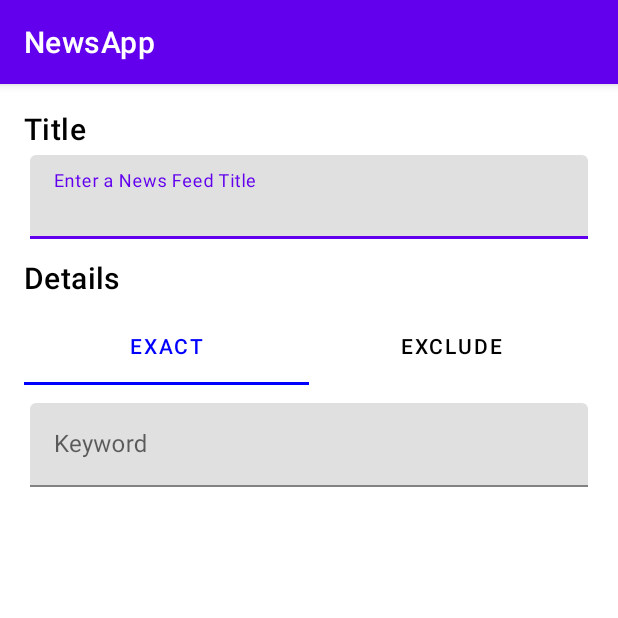
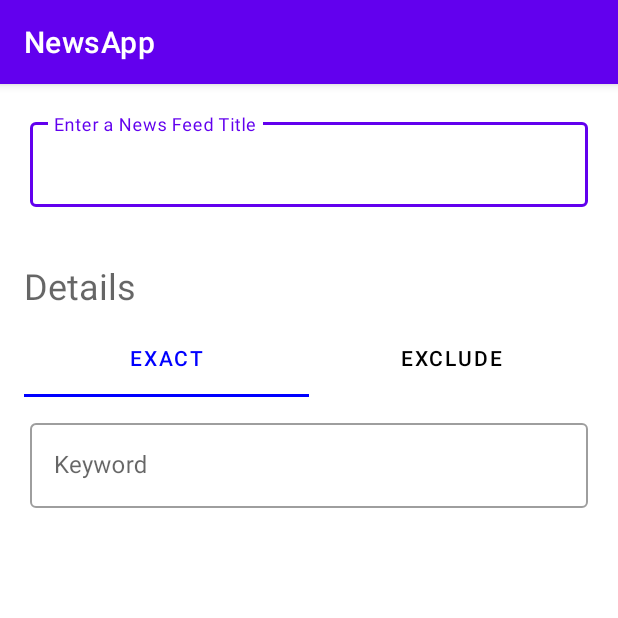
Before and after one commit to michael-m-truong/RSS-News-App, an Android app: the fragment NewsFeedDetailFragment shown on its own in the app's theme, on a phone screen of 412 x 824 dp, the top half of it. Run offline under Robolectric (Android 15) with nearby library versions, the phone set to English and light mode, and no system bars; 4 statements that could not run were skipped.

Commit message:
fragment_newsfeed_detail: Improve style of edit texts
Signed-off-by: Tyler Nijmeh <tylernij@gmail.com>

```diff
--- a/app/src/main/res/layout/fragment_newsfeed_detail.xml
+++ b/app/src/main/res/layout/fragment_newsfeed_detail.xml
@@ -6,18 +6,11 @@
         android:layout_height="match_parent"
         android:layout_margin="16dp">
 
-    <TextView
-            android:layout_width="match_parent"
-            android:layout_height="wrap_content"
-            android:textAppearance="?attr/textAppearanceHeadline6"
-            android:text="@string/newsfeed_title_label"
-            android:textColor="?android:textColorPrimary"
-    />
-
     <com.google.android.material.textfield.TextInputLayout
             android:layout_width="match_parent"
             android:layout_height="wrap_content"
             android:layout_margin="4dp"
+            style="@style/Widget.MaterialComponents.TextInputLayout.OutlinedBox"
             android:hint="@string/newsfeed_title">
 
         <com.google.android.material.textfield.TextInputEditText
@@ -28,12 +21,12 @@
     </com.google.android.material.textfield.TextInputLayout>
 
     <TextView
-            android:layout_marginTop="8dp"
+            android:layout_marginTop="32dp"
             android:layout_width="match_parent"
             android:layout_height="wrap_content"
-            android:textAppearance="?attr/textAppearanceHeadline6"
+            android:textAppearance="?attr/textAppearanceHeadline5"
             android:text="@string/newsfeed_details_label"
-            android:textColor="?android:textColorPrimary"
+            android:textColor="?android:textColorSecondary"
             android:layout_marginBottom="8dp"/>
 
     <!-- Add buttons for Exact Match and Exclude modes -->
@@ -90,6 +83,7 @@
                 android:layout_height="wrap_content"
                 android:layout_weight="1"
                 android:layout_margin="4dp"
+                style="@style/Widget.MaterialComponents.TextInputLayout.OutlinedBox"
                 android:hint="Keyword">
 
             <com.google.android.material.textfield.TextInputEditText
```
